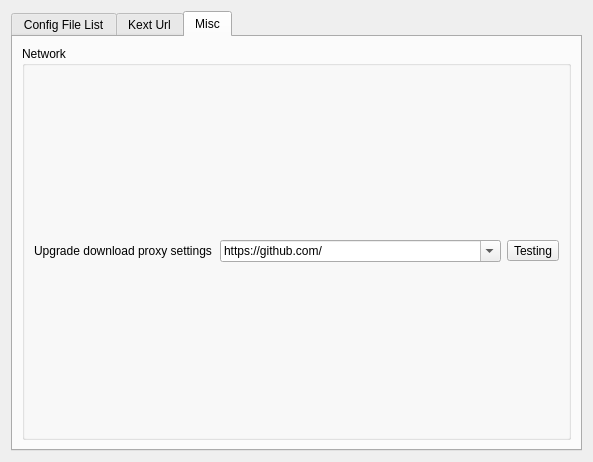
Before: the Qt Designer form dlgdatabase.ui in ic005k/OCAuxiliaryTools, drawn with Qt 5.
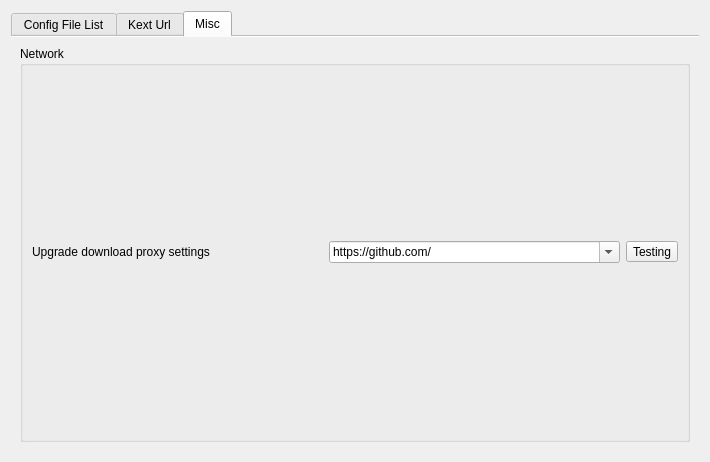
After: the same form once the commit is applied. Icons and pictures are not drawn.

Patch:
```diff
--- a/dlgdatabase.ui
+++ b/dlgdatabase.ui
@@ -6,7 +6,7 @@
    <rect>
     <x>0</x>
     <y>0</y>
-    <width>593</width>
+    <width>710</width>
     <height>462</height>
    </rect>
   </property>
@@ -19,6 +19,9 @@
      <property name="currentIndex">
       <number>2</number>
      </property>
+     <property name="documentMode">
+      <bool>true</bool>
+     </property>
      <widget class="QWidget" name="tab">
       <attribute name="title">
        <string>Config File List</string>
```
